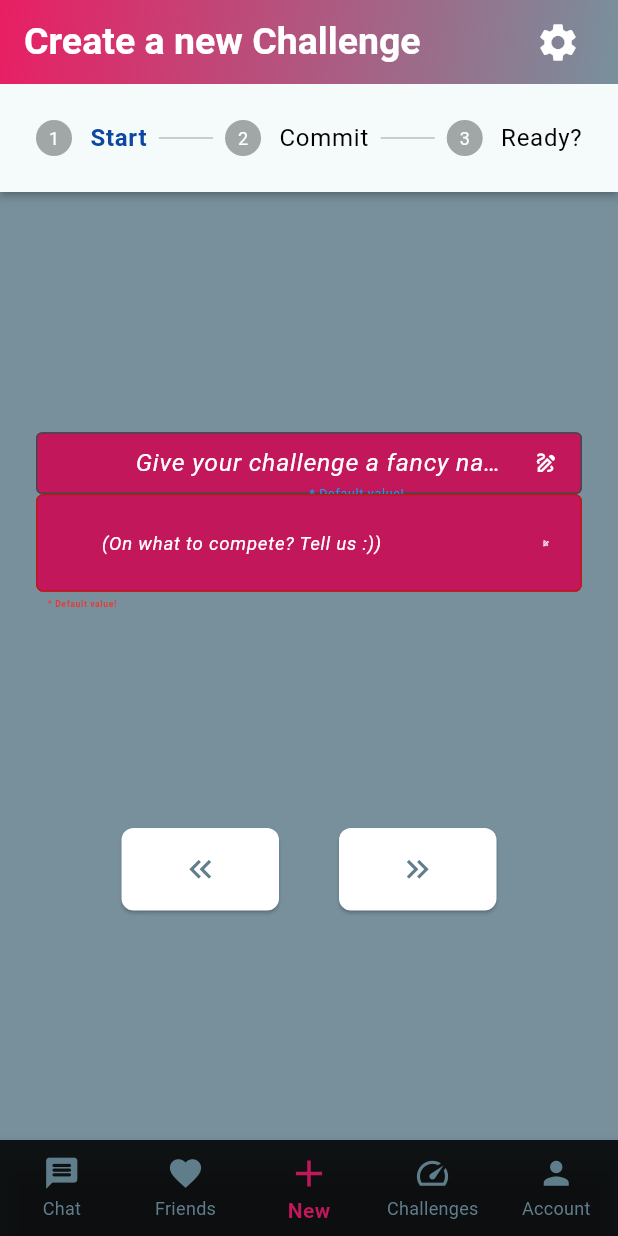
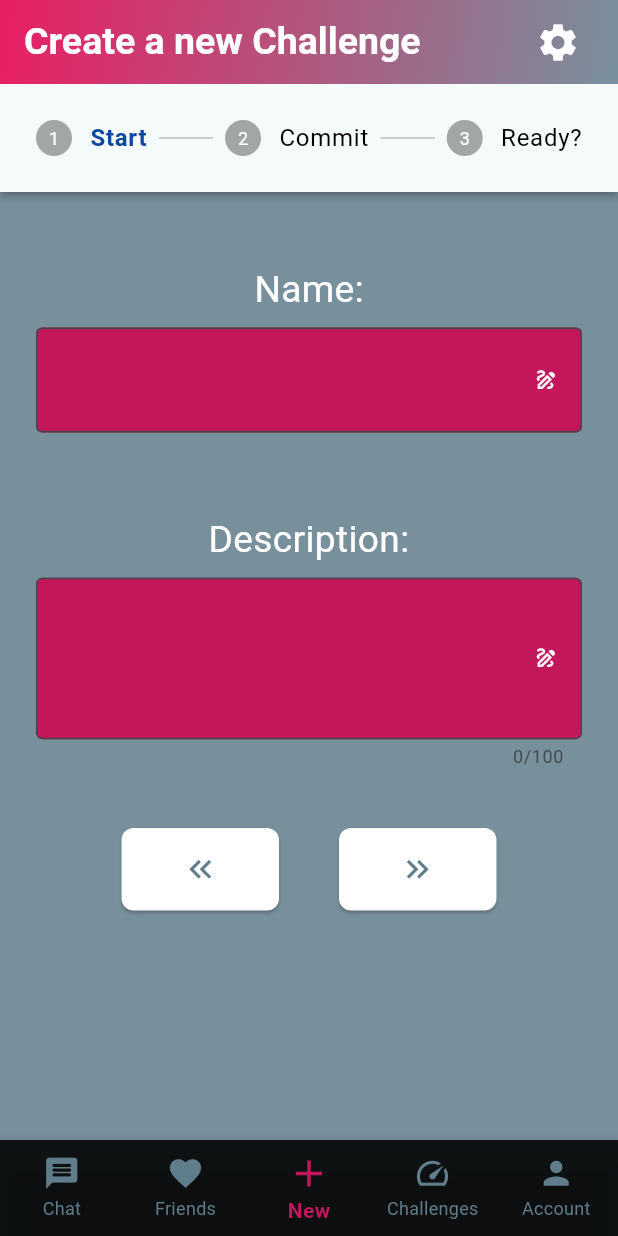
Before and after one commit to DankoRother/Prog-JoWi-DaRo, a Flutter app: the screen it shows after launch, on a phone screen of 412 x 824 dp. Run offline on Flutter 3.47's test engine with Material 3 defaults, Android fonts, the phone set to English and light mode, and no system bars.

Commit message:
create challenge seite: schön gemacht und default werte hinzugefügt, settings und addfriend einheitlich gemacht

```diff
--- a/lib/create_challenges.dart
+++ b/lib/create_challenges.dart
@@ -1,4 +1,5 @@
 import 'package:flutter/material.dart';
+//import 'package:flutter/src/material/colors.dart';
 
 import 'settings.dart';
 import 'current_challenges.dart';
@@ -10,12 +11,20 @@ class CreateChallenge extends StatefulWidget {
   const CreateChallenge({super.key});
 
   @override
-  _CreateChallengeState createState() => _CreateChallengeState();
+  CreateChallengeState createState() => CreateChallengeState();
 }
 
-class _CreateChallengeState extends State<CreateChallenge> {
+class CreateChallengeState extends State<CreateChallenge> {
   int _currentStep = 0;
-  int days = 0;
+  int days = 30;
+  String? selectedUnit = 'D';
+  String? selectedFrequency = 'daily';
+  final _formKey = GlobalKey<FormState>();
+  final TextEditingController _title = TextEditingController();
+  final TextEditingController _description = TextEditingController();
+  final TextEditingController _duration = TextEditingController();
+  final TextEditingController _frequency = TextEditingController();
+  final TextEditingController _obstacle = TextEditingController(text: 'Your Obstacle');
 
   @override
   Widget build(BuildContext context) {
@@ -59,18 +68,9 @@ class _CreateChallengeState extends State<CreateChallenge> {
           ),
         ),
       ),
-      body: Container(
-        /*decoration: BoxDecoration(
-          image: DecorationImage(
-              image: AssetImage('assets/account_background.png'),
-              fit: BoxFit.cover,
-              colorFilter: ColorFilter.mode(Colors.black.withOpacity(0.7),
-                BlendMode.dstATop,)
-          ),
-        ),*/ //in case we need the background image just remove the comment marks
-        child: Stepper(
+      body: Stepper(
         currentStep: _currentStep,
-          onStepTapped: (step) => setState(() => _currentStep = step),
+        onStepTapped: (step) => setState(() => _currentStep = step), //TODO: entscheiden ob bearbeitung direkt über stepperleiste notwendig sein soll
         onStepContinue: () {
           if (_currentStep < 2) {
             setState(() {
@@ -96,110 +96,117 @@ class _CreateChallengeState extends State<CreateChallenge> {
             ),
             content: SizedBox(
               height: 400,
+              child: Form(
+                key: _formKey, // Verbinden des Formulars mit dem GlobalKey
                 child: Column(
                   mainAxisAlignment: MainAxisAlignment.center,
                   children: [
+                    // Überschrift für das erste TextFormField
+                    Text(
+                      'Name:',
+                      style: TextStyle(
+                        color: Colors.white, // Sie können die Farbe nach Bedarf anpassen
+                        fontSize: screenHeight * 0.03, // Überschrift Größe
+                      ),
+                    ),
+                    SizedBox(height: screenHeight * 0.01), // Abstand zwischen Überschrift und TextFormField
+                    // Erster Textfeld (als TextFormField)
                     SizedBox(
-                        height: screenHeight * 0.05,
-                        child: LayoutBuilder(
-                            builder: (BuildContext context, BoxConstraints constraints) {
-                              return Stack(
-                                children: [
-                                  TextField(
+                      height: screenHeight * 0.15, // Einheitliche Höhe für beide Felder
+                      child: TextFormField(
+                        controller: _title,
                         textAlignVertical: TextAlignVertical.center,
                         style: standardText.copyWith(
                           color: Colors.white,
-                                      fontSize: constraints.maxHeight * 0.33,
+                          fontSize: screenHeight * 0.03, // Einheitliche Schriftgröße
                         ),
                         decoration: InputDecoration(
-                                      contentPadding: EdgeInsets.only(
-                                        // Adjust bottom padding to make space for error text
-                                        bottom: constraints.maxHeight * 0.4,
-                                        // You might need to fine-tune this value
-                                        left: constraints.maxWidth * 0.02,
-                                      ),
-                                      prefix: const Text('Name: '),
-                                      prefixStyle: standardText.copyWith(
-                                        color: Colors.white,
-                                        fontSize: constraints.maxHeight * 0.4,
+                          contentPadding: EdgeInsets.symmetric(
+                            vertical: screenHeight * 0.02, // Mittig ausrichten
+                            horizontal: screenWidth * 0.02,
                           ),
                           suffixIcon: Icon(
                             Icons.draw_outlined,
                             color: Colors.white,
-                                        size: constraints.maxHeight * 0.4,
+                            size: screenHeight * 0.02, // Einheitliche Icon-Größe
                           ),
-                                      hintText: 'Give your challenge a fancy name!',
+                          /*hintText: 'Give your Challenge a name',
                           hintStyle: standardText.copyWith(
                             color: Colors.white,
                             fontStyle: FontStyle.italic,
-                                        fontSize: constraints.maxHeight * 0.4,
-                                      ),
-                                      // Remove errorText from InputDecoration
-                                      border: const OutlineInputBorder(),
-                                      // You can add border styling if needed
+                            fontSize: screenHeight * 0.02, // Einheitliche Schriftgröße
+                          ),*/
+                          border: OutlineInputBorder(),
                           fillColor: Colors.pink[700],
                           filled: true,
                         ),
-                                  ),
-                                  Positioned(
-                                    bottom: constraints.maxHeight * -0.13, // Position the error text at the bottom
-                                    left: constraints.maxWidth*0.5, // Align it in the center
-                                    child: Text(
-                                      '* Default value!',
-                                      style: standardText.copyWith(
-                                        color: Colors.blue,
-                                        fontSize: constraints.maxHeight * 0.2,
+                        validator: (value) {
+                          if (value == null || value.isEmpty) {
+                            return 'Please provide a name for your challenge.';
+                          }
+                          return null;
+                        },
                       ),
                     ),
+                    // Überschrift für das zweite TextFormField
+                    Text(
+                      'Description:',
+                      style: TextStyle(
+                        color: Colors.white, // Sie können die Farbe nach Bedarf anpassen
+                        fontSize: screenHeight * 0.03, // Überschrift Größe
                       ),
-                                ],
-                              );
-                            }
+                      textAlign: TextAlign.center, // Zentrieren der Überschrift
                     ),
+                    SizedBox(height: screenHeight * 0.01), // Abstand zwischen Überschrift und TextFormField
+                    // Zweiter Textfeld (als TextFormField)
+                    SizedBox(
+                      height: screenHeight * 0.15, // Einheitliche Höhe für beide Felder
+                      child: TextFormField(
+                        controller: _description,
+                        maxLength: 100,
+                        style: standardText.copyWith(
+                          color: Colors.white,
+                          fontSize: screenHeight * 0.03, // Einheitliche Schriftgröße
                         ),
-                      SizedBox(
-                        height: screenHeight * 0.105,
-                        child: TextFormField(
-                          style: const TextStyle(color: Colors.white),
                         decoration: InputDecoration(
-                            prefixText: 'What: ',
-                            prefixStyle: TextStyle(
-                              color: Colors.white,
-                              fontSize: screenHeight * 0.015,
+                          contentPadding: EdgeInsets.symmetric(
+                            vertical: screenHeight * 0.02, // Mittig ausrichten
+                            horizontal: screenWidth * 0.02,
                           ),
                           suffixIcon: Icon(
                             Icons.draw_outlined,
                             color: Colors.white,
-                              size: screenWidth * 0.012,
+                            size: screenHeight * 0.02, // Einheitliche Icon-Größe
                           ),
-                            hintText: '(On what to compete? Tell us :))',
+                          /*hintText: 'Describe the purpose of your challenge',
                           hintStyle: TextStyle(
                             color: Colors.white,
                             fontStyle: FontStyle.italic,
-                              fontSize: screenHeight * 0.015,
-                            ),
-                            errorText: '* Default value!',
-                            errorStyle: TextStyle(
-                              color: Colors.red[600],
-                              fontSize: screenHeight * 0.007,
-                              fontWeight: FontWeight.bold,
-                            ),
+                            fontSize: screenHeight * 0.02, // Einheitliche Schriftgröße
+                          ),*/
                           border: OutlineInputBorder(
-                              borderRadius: BorderRadius.circular(screenWidth * 0.012),
+                            borderRadius: BorderRadius.circular(screenWidth * 0.01),
                             borderSide: const BorderSide(color: Colors.black54),
                           ),
                           fillColor: Colors.pink[700],
                           filled: true,
-                            contentPadding: EdgeInsets.symmetric(
-                              vertical: screenHeight * 0.025,
-                              horizontal: screenWidth * 0.009,
+                        ),
+                        keyboardType: TextInputType.multiline, // Ermöglicht den Textumbruch und mehrere Zeilen
+                        maxLines: null, // Erlaubt unendlich viele Zeilen
+                        minLines: 4, // Mindestanzahl an sichtbaren Zeilen
+                        validator: (value) {
+                          if (value == null || value.isEmpty) {
+                            return 'Please describe the challenge.';
+                          }
+                          return null;
+                        },
+                      ),
+                    ),
+                    SizedBox(height: 20), // Abstand zwischen dem letzten Feld und dem Button
+                  ],
                 ),
               ),
             ),
-                      ),
-                    ],
-                  ),
-                )
           ),
           Step(
               title: Text(
@@ -295,15 +302,15 @@ class _CreateChallengeState extends State<CreateChallenge> {
                                 color: Colors.blueGrey[50], // Background color
                                 borderRadius: BorderRadius.circular(10),
                                 border: Border.all(
-                                    color: Colors.indigoAccent,
+                                  color: Colors.blue.shade900,
                                   width: 3,
                                 ), // Rounding the corners
                               ),
-                                child: const Column(
+                              child: Column(
                                 children: [
                                   Row(
                                     children: [
-                                        Icon(Icons.sports_kabaddi, color: Colors.indigoAccent), // Example icon for "Obstacle"
+                                      Icon(Icons.sports_kabaddi, color: Colors.blue.shade900), // Example icon for "Obstacle"
                                       SizedBox(width: 10), // Spacing between icon and text
                                       Text(
                                         'Obstacle',
@@ -374,6 +381,7 @@ class _CreateChallengeState extends State<CreateChallenge> {
                                         SizedBox(
                                           width: 80,
                                           child: DropdownButtonFormField<String>(
+                                            value: selectedUnit,
                                             decoration: const InputDecoration(
                                               border: OutlineInputBorder(),
                                             ),
@@ -410,6 +418,7 @@ class _CreateChallengeState extends State<CreateChallenge> {
                                   SizedBox(
                                     width: 200,
                                     child: DropdownButtonFormField<String>(
+                                      value: selectedFrequency,
                                       decoration: const InputDecoration(
                                         border: OutlineInputBorder(),
                                       ),
@@ -437,12 +446,13 @@ class _CreateChallengeState extends State<CreateChallenge> {
                                 color: Colors.blueGrey[50],
                                 borderRadius: BorderRadius.circular(10),
                               ),
-                                child: const Column(
+                              child: Column(
                                 crossAxisAlignment: CrossAxisAlignment.start,
                                 children: [
                                   SizedBox(
                                     width: 200,
                                     child: TextField(
+                                      controller: _obstacle,
                                       decoration: InputDecoration(
                                         border: OutlineInputBorder(),
                                         hintText: 'Enter obstacle',
@@ -522,14 +532,16 @@ class _CreateChallengeState extends State<CreateChallenge> {
                             PageRouteBuilder(
                               opaque: false,
                               pageBuilder: (context, animation, secondaryAnimation) => ChallengeCreatedConfirmation(
+                                data: _title.text,
                                 duration: const Duration(seconds: 5),
                                 onNavigate: (int selectedIndex) {
                                   Navigator.of(context).pop(); // Schließt die Bestätigungsseite
 
                                   Navigator.push(
                                     context,
-                                      MaterialPageRoute(builder: (context)
-                                      => const CurrentChallenges()),
+                                    MaterialPageRoute(
+                                      builder: (context) => const CurrentChallenges(),
+                                    ),
                                   );
                                 },
                               ),
@@ -581,13 +593,18 @@ class _CreateChallengeState extends State<CreateChallenge> {
               ),
               const SizedBox(width: 40), // Spacing between the buttons
               ElevatedButton(
-                  onPressed: details.onStepContinue,
+                onPressed: () {
+                  if (_formKey.currentState!.validate()) {
+                    // Wenn das Formular gültig ist, weitergehen
+                    details.onStepContinue!();
+                  }
+                },
                 style: ElevatedButton.styleFrom(
-                    foregroundColor: Colors.blueGrey, // Text color
-                    backgroundColor: Colors.white, // Background color
-                    padding: const EdgeInsets.symmetric(horizontal: 40, vertical: 15), // Inner spacing
+                  foregroundColor: Colors.blueGrey, // Textfarbe
+                  backgroundColor: Colors.white, // Hintergrundfarbe
+                  padding: const EdgeInsets.symmetric(horizontal: 40, vertical: 15), // Innenabstand
                   shape: RoundedRectangleBorder(
-                      borderRadius: BorderRadius.circular(8), // Corner rounding
+                    borderRadius: BorderRadius.circular(8), // Ecken abrunden
                   ),
                 ),
                 child: const Icon(
@@ -595,11 +612,11 @@ class _CreateChallengeState extends State<CreateChallenge> {
                   size: 25,
                 ),
               ),
+
             ],
           );
         },
       ),
-      ),
     );
   }
 }
```
Also changed, not shown: lib/addfriend_createchallenge.dart (+11 -9 lines), lib/challenge_created_confirmation.dart (+4 -3 lines), lib/settings.dart (+10 -8 lines). Lines whose indentation alone changed are shown as unchanged.
